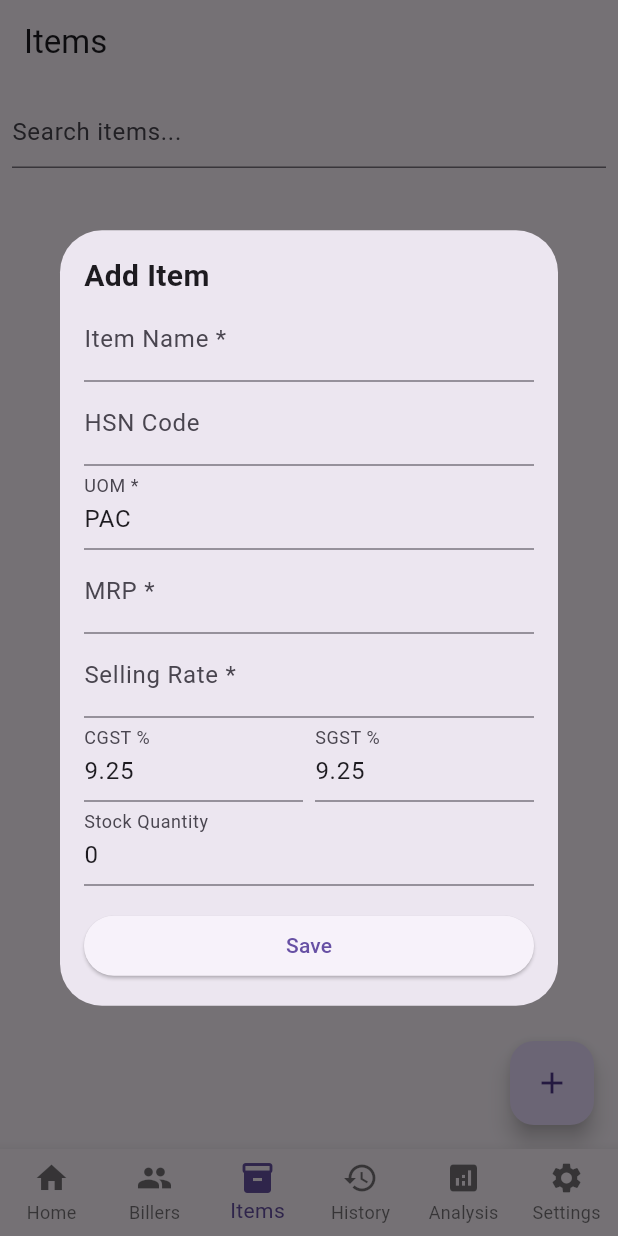
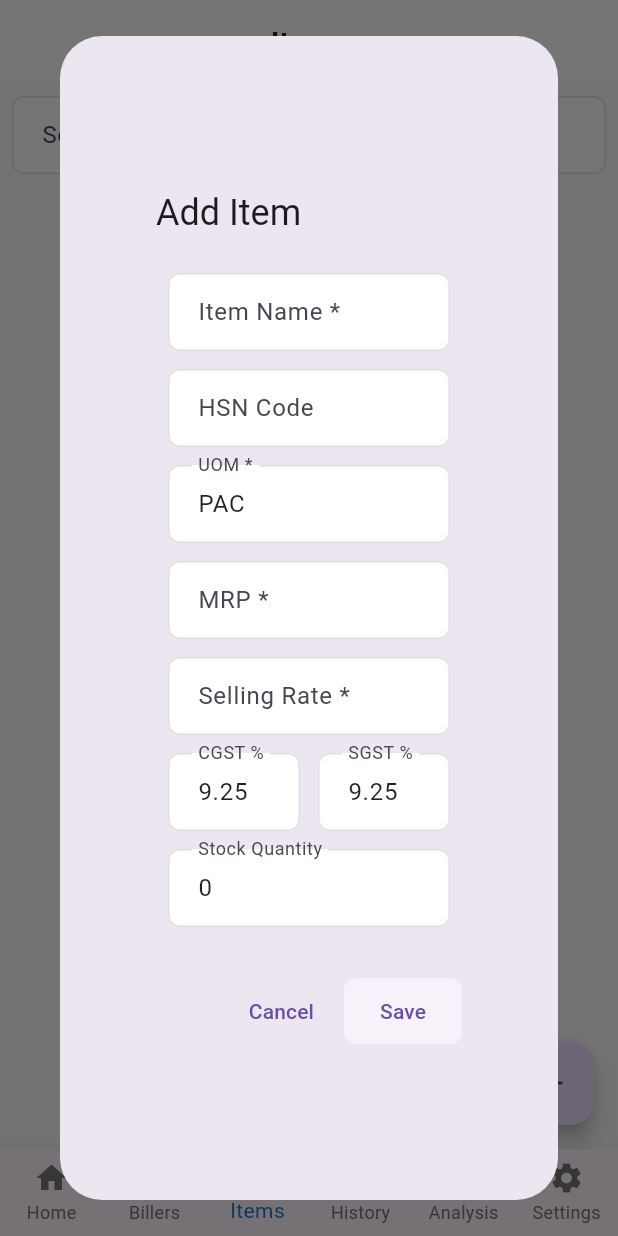
Before and after one commit to dollypatel2012/bill_me, a Flutter app: the screen it shows after launch, item 3 of the bottom bar chosen, after a tap on the "add" icon, on a phone screen of 412 x 824 dp. Run offline on Flutter 3.47's test engine with Material 3 defaults, Android fonts, the light colour scheme and no system bars; our stand-ins replace csv, fl_chart, flutter_secure_storage, image_picker, pdf, printing and 3 more; missing offline and left inert: mysql1; accounts and stored records are empty.

```diff
--- a/lib/main.dart
+++ b/lib/main.dart
@@ -14,7 +14,6 @@ import 'screens/bill_generation_screen.dart';
 
 void main() async {
   WidgetsFlutterBinding.ensureInitialized();
-  // Initialize providers (load data)
   runApp(MyApp());
 }
 
@@ -30,7 +29,61 @@ class MyApp extends StatelessWidget {
       ],
       child: MaterialApp(
         title: 'Billing App',
-        theme: ThemeData(primarySwatch: Colors.blue),
+        theme: ThemeData(
+          brightness: Brightness.light,
+          primarySwatch: Colors.blue,
+          scaffoldBackgroundColor: Colors.grey[50],
+          appBarTheme: AppBarTheme(
+            elevation: 0,
+            centerTitle: true,
+            backgroundColor: Colors.white,
+            foregroundColor: Colors.blue[800],
+            titleTextStyle: const TextStyle(
+              color: Colors.black87,
+              fontSize: 20,
+              fontWeight: FontWeight.w600,
+            ),
+          ),
+          cardTheme: CardThemeData(
+            elevation: 2,
+            shape: RoundedRectangleBorder(
+              borderRadius: BorderRadius.circular(12),
+            ),
+            clipBehavior: Clip.antiAlias,
+            margin: const EdgeInsets.all(16), // Add margin around cards
+          ),
+          elevatedButtonTheme: ElevatedButtonThemeData(
+            style: ElevatedButton.styleFrom(
+              elevation: 0,
+              shape: RoundedRectangleBorder(
+                borderRadius: BorderRadius.circular(8),
+              ),
+              padding: const EdgeInsets.symmetric(horizontal: 24, vertical: 12),
+            ),
+          ),
+          inputDecorationTheme: InputDecorationTheme(
+            border: OutlineInputBorder(
+              borderRadius: BorderRadius.circular(8),
+              borderSide: BorderSide(color: Colors.grey.shade300),
+            ),
+            enabledBorder: OutlineInputBorder(
+              borderRadius: BorderRadius.circular(8),
+              borderSide: BorderSide(color: Colors.grey.shade300),
+            ),
+            focusedBorder: OutlineInputBorder(
+              borderRadius: BorderRadius.circular(8),
+              borderSide: BorderSide(color: Colors.blue.shade600, width: 2),
+            ),
+            filled: true,
+            fillColor: Colors.white,
+            contentPadding: const EdgeInsets.symmetric(horizontal: 16, vertical: 14),
+          ),
+          textTheme: const TextTheme(
+            bodyLarge: TextStyle(fontSize: 16, color: Colors.black87),
+            bodyMedium: TextStyle(fontSize: 14, color: Colors.black87),
+            titleLarge: TextStyle(fontSize: 20, fontWeight: FontWeight.w600, color: Colors.black87),
+          ),
+        ),
         home: MainScreen(),
         debugShowCheckedModeBanner: false,
       ),
@@ -62,6 +115,8 @@ class _MainScreenState extends State<MainScreen> {
         currentIndex: _currentIndex,
         onTap: (index) => setState(() => _currentIndex = index),
         type: BottomNavigationBarType.fixed,
+        selectedItemColor: Colors.blue[700],
+        unselectedItemColor: Colors.grey[600],
         items: const [
           BottomNavigationBarItem(icon: Icon(Icons.home), label: 'Home'),
           BottomNavigationBarItem(icon: Icon(Icons.people), label: 'Billers'),
@@ -79,7 +134,8 @@ class _MainScreenState extends State<MainScreen> {
                   MaterialPageRoute(builder: (_) => BillGenerationScreen()),
                 );
               },
-              child: Icon(Icons.add),
+              child: const Icon(Icons.add),
+              backgroundColor: Colors.blue[700],
             )
           : null,
     );
--- a/lib/screens/home_screen.dart
+++ b/lib/screens/home_screen.dart
@@ -3,10 +3,29 @@ import 'package:flutter/material.dart';
 class HomeScreen extends StatelessWidget {
   @override
   Widget build(BuildContext context) {
-    return Center(
-      child: Text('Welcome to Billing App\nTap + to create a new bill',
-          textAlign: TextAlign.center,
-          style: TextStyle(fontSize: 18)),
+    return Scaffold(
+      appBar: AppBar(
+        title: const Text('Dashboard'),
+        automaticallyImplyLeading: false,
+      ),
+      body: Center(
+        child: Column(
+          mainAxisAlignment: MainAxisAlignment.center,
+          children: const [
+            Icon(Icons.receipt, size: 80, color: Colors.blue),
+            SizedBox(height: 20),
+            Text(
+              'Welcome to Billing App',
+              style: TextStyle(fontSize: 24, fontWeight: FontWeight.bold),
+            ),
+            SizedBox(height: 10),
+            Text(
+              'Tap + to create a new invoice',
+              style: TextStyle(fontSize: 16, color: Colors.grey),
+            ),
+          ],
+        ),
+      ),
     );
   }
 }
--- a/lib/screens/items_screen.dart
+++ b/lib/screens/items_screen.dart
@@ -24,7 +24,7 @@ class ItemsScreen extends StatelessWidget {
               padding: EdgeInsets.all(8),
               gridDelegate: SliverGridDelegateWithFixedCrossAxisCount(
                 crossAxisCount: 2,
-                childAspectRatio: 1.5,
+                childAspectRatio: 1.4,
                 crossAxisSpacing: 8,
                 mainAxisSpacing: 8,
               ),
@@ -36,7 +36,7 @@ class ItemsScreen extends StatelessWidget {
                     onTap: () => _editItem(context, item),
                     onLongPress: () => _deleteItem(context, item),
                     child: Padding(
-                      padding: const EdgeInsets.all(8.0),
+                      padding: const EdgeInsets.all(12),
                       child: Column(
                         crossAxisAlignment: CrossAxisAlignment.start,
                         children: [
--- a/lib/screens/widgets/item_form.dart
+++ b/lib/screens/widgets/item_form.dart
@@ -38,74 +38,88 @@ class _ItemFormState extends State<ItemForm> {
 
   @override
   Widget build(BuildContext context) {
-    return Container(
+    return AlertDialog(
+      title: Text(widget.item == null ? 'Add Item' : 'Edit Item'),
+      content: SingleChildScrollView(
+        child: Container(
           width: 400,
-      padding: EdgeInsets.all(16),
+          padding: const EdgeInsets.all(8),
           child: Form(
             key: _formKey,
-        child: ListView(
-          shrinkWrap: true,
+            child: Column(
+              mainAxisSize: MainAxisSize.min,
               children: [
-            Text(widget.item == null ? 'Add Item' : 'Edit Item',
-                style: TextStyle(fontSize: 20, fontWeight: FontWeight.bold)),
                 TextFormField(
                   controller: _nameController,
-              decoration: InputDecoration(labelText: 'Item Name *'),
+                  decoration: const InputDecoration(labelText: 'Item Name *'),
                   validator: (v) => v == null || v.isEmpty ? 'Required' : null,
                 ),
+                const SizedBox(height: 12),
                 TextFormField(
                   controller: _hsnController,
-              decoration: InputDecoration(labelText: 'HSN Code'),
+                  decoration: const InputDecoration(labelText: 'HSN Code'),
                 ),
+                const SizedBox(height: 12),
                 TextFormField(
                   controller: _uomController,
-              decoration: InputDecoration(labelText: 'UOM *'),
+                  decoration: const InputDecoration(labelText: 'UOM *'),
                   validator: (v) => v == null || v.isEmpty ? 'Required' : null,
                 ),
+                const SizedBox(height: 12),
                 TextFormField(
                   controller: _mrpController,
-              decoration: InputDecoration(labelText: 'MRP *'),
+                  decoration: const InputDecoration(labelText: 'MRP *'),
                   keyboardType: TextInputType.number,
                   validator: (v) => v == null || v.isEmpty ? 'Required' : null,
                 ),
+                const SizedBox(height: 12),
                 TextFormField(
                   controller: _rateController,
-              decoration: InputDecoration(labelText: 'Selling Rate *'),
+                  decoration: const InputDecoration(labelText: 'Selling Rate *'),
                   keyboardType: TextInputType.number,
                   validator: (v) => v == null || v.isEmpty ? 'Required' : null,
                 ),
+                const SizedBox(height: 12),
                 Row(
                   children: [
                     Expanded(
                       child: TextFormField(
                         controller: _cgstController,
-                    decoration: InputDecoration(labelText: 'CGST %'),
+                        decoration: const InputDecoration(labelText: 'CGST %'),
                         keyboardType: TextInputType.number,
                       ),
                     ),
-                SizedBox(width: 8),
+                    const SizedBox(width: 12),
                     Expanded(
                       child: TextFormField(
                         controller: _sgstController,
-                    decoration: InputDecoration(labelText: 'SGST %'),
+                        decoration: const InputDecoration(labelText: 'SGST %'),
                         keyboardType: TextInputType.number,
                       ),
                     ),
                   ],
                 ),
+                const SizedBox(height: 12),
                 TextFormField(
                   controller: _stockController,
-              decoration: InputDecoration(labelText: 'Stock Quantity'),
+                  decoration: const InputDecoration(labelText: 'Stock Quantity'),
                   keyboardType: TextInputType.number,
-            ),
-            SizedBox(height: 16),
-            ElevatedButton(
-              onPressed: _save,
-              child: Text('Save'),
                 ),
               ],
             ),
           ),
+        ),
+      ),
+      actions: [
+        TextButton(
+          onPressed: () => Navigator.pop(context),
+          child: const Text('Cancel'),
+        ),
+        ElevatedButton(
+          onPressed: _save,
+          child: const Text('Save'),
+        ),
+      ],
     );
   }
 
```
Also changed, not shown: lib/screens/bill_generation_screen.dart (+30 -11 lines), lib/screens/settings_screen.dart (+25 -11 lines). Lines whose indentation alone changed are shown as unchanged.
